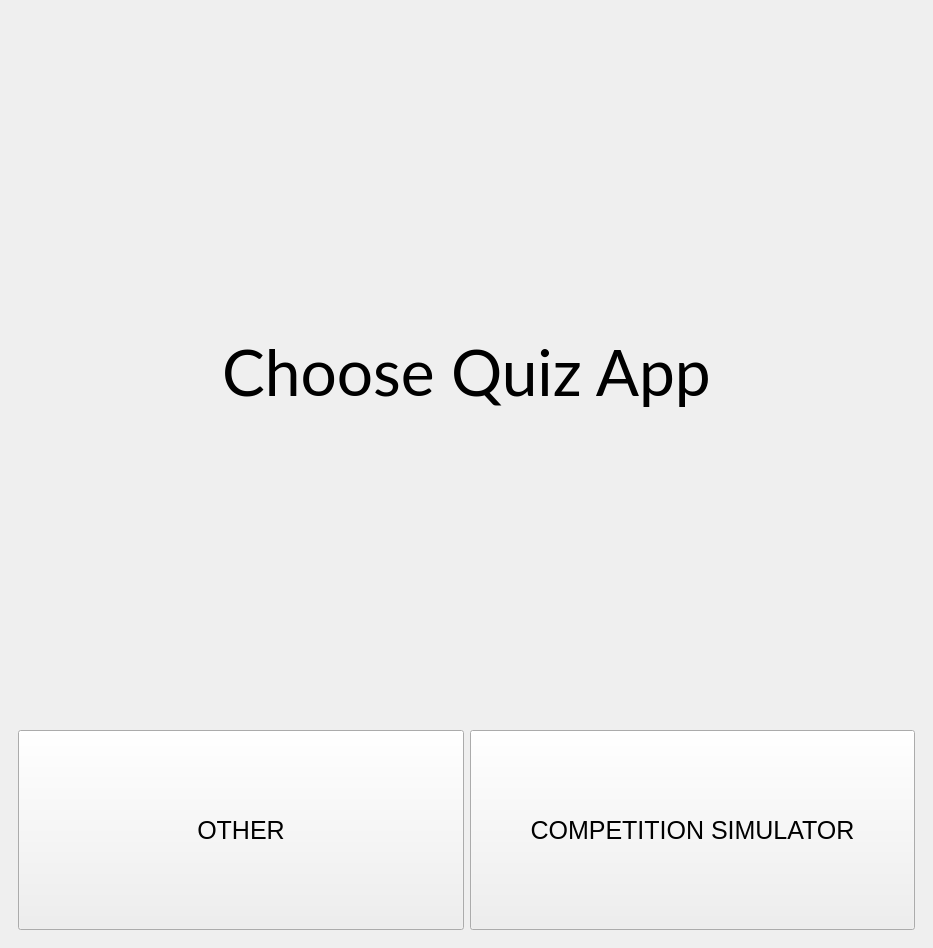
wprzyby/FS-Competition-Simulator, file qt_interface/mainwindow.ui: the form before one commit.
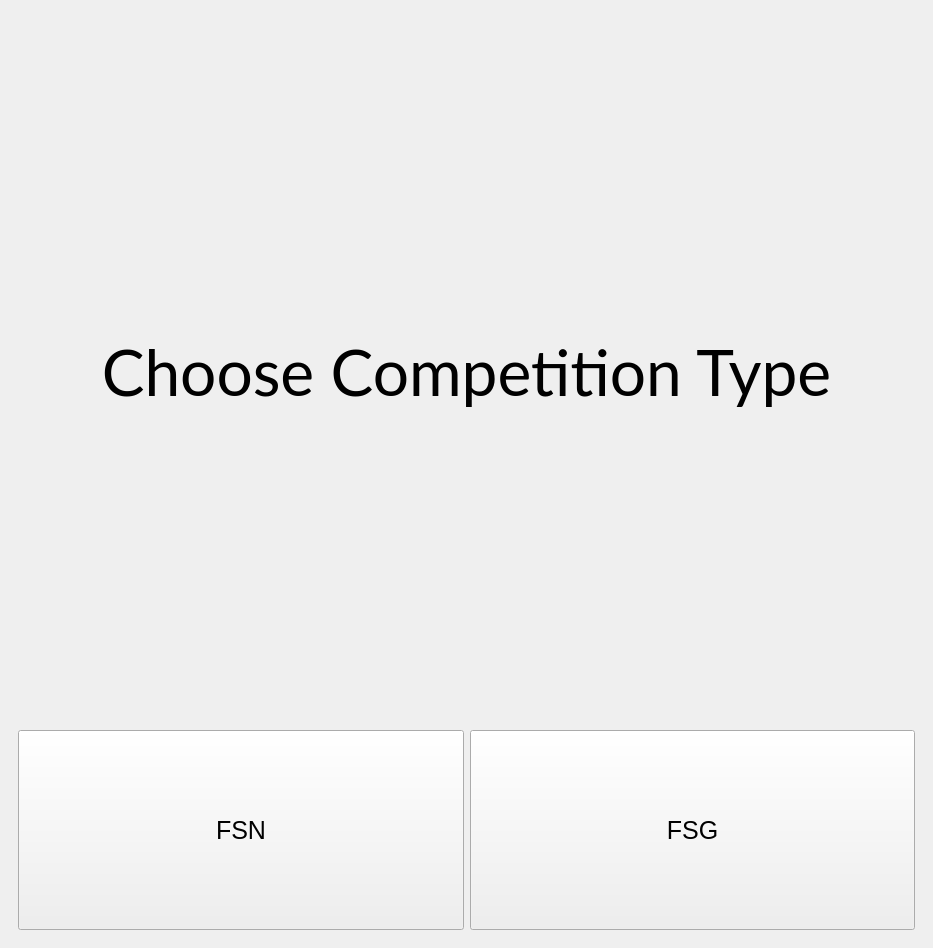
The form after the commit. The open tabs and pages were chosen to show the change. Custom widgets are drawn as their Qt base class.

The edit to the form file:
```diff
--- a/qt_interface/mainwindow.ui
+++ b/qt_interface/mainwindow.ui
@@ -33,7 +33,7 @@
              </font>
             </property>
             <property name="text">
-             <string>Choose Quiz App</string>
+             <string>Choose Competition Type</string>
             </property>
             <property name="alignment">
              <set>Qt::AlignCenter</set>
@@ -56,7 +56,7 @@
                </font>
               </property>
               <property name="text">
-               <string>OTHER</string>
+               <string>FSN</string>
               </property>
              </widget>
             </item>
@@ -74,7 +74,7 @@
                </font>
               </property>
               <property name="text">
-               <string>COMPETITION SIMULATOR</string>
+               <string>FSG</string>
               </property>
              </widget>
             </item>
```
Left out of the diff: 6 changed lines with no effect on the pictures.
